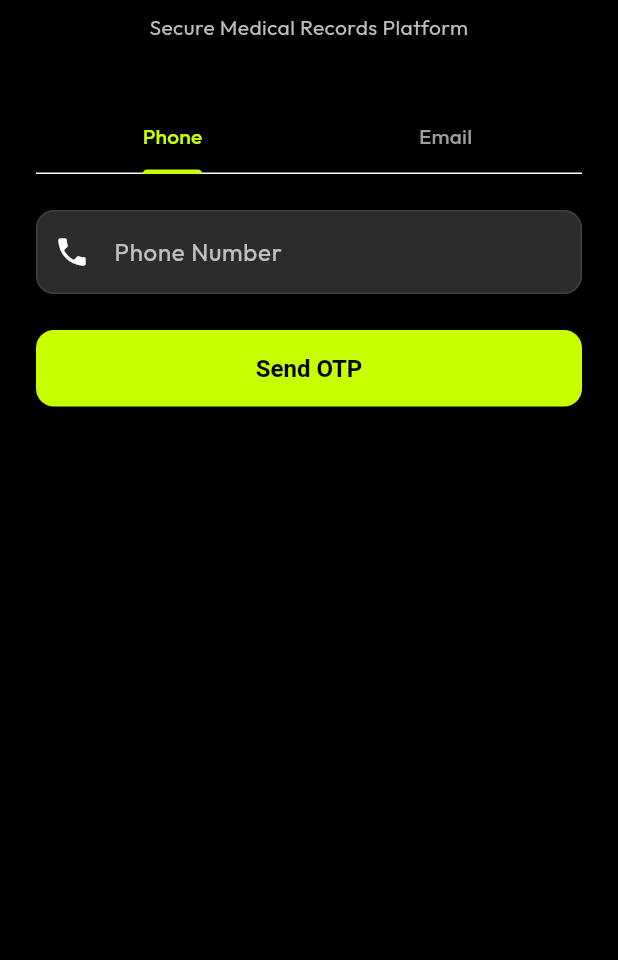
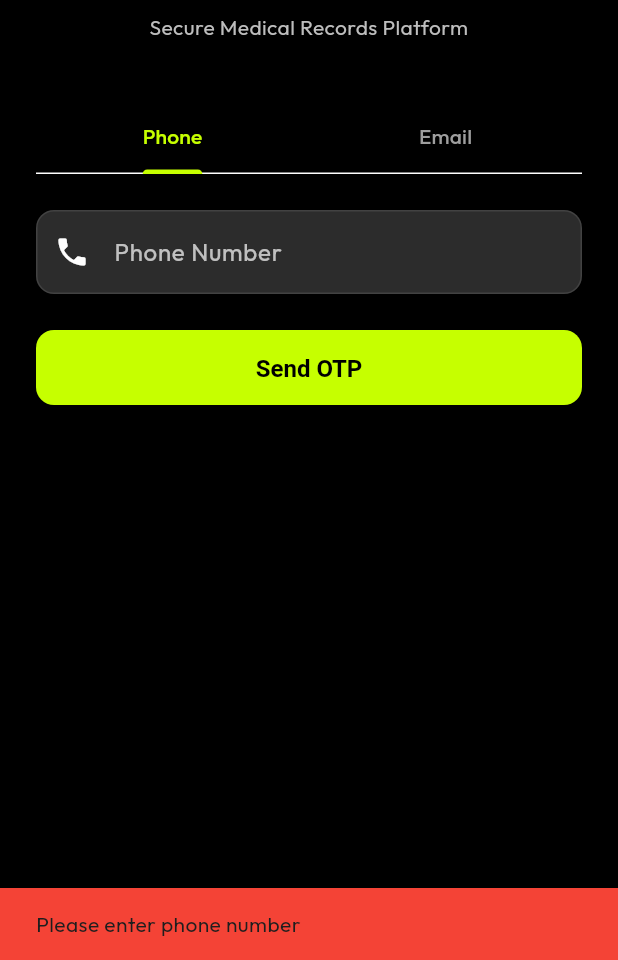
Before and after one commit to Engineerrobin7/ATKANS-MED, a Flutter app: the screen it shows after launch, after a tap on the "logout" icon, after a tap on "Send OTP", on a phone screen of 412 x 824 dp, the part 276-1236 px from its top. Run offline on Flutter 3.47's test engine with Material 3 defaults, Android fonts, the phone set to English and light mode, and no system bars; our stand-ins replace animated_text_kit, cloud_firestore, firebase_auth, firebase_storage, flutter_riverpod, go_router and 3 more; accounts and stored records are empty.

Commit message:
Fix: Phone login now properly navigates to OTP verification screen with random OTP

```diff
--- a/mobile/lib/features/auth/presentation/login_screen.dart
+++ b/mobile/lib/features/auth/presentation/login_screen.dart
@@ -135,25 +135,53 @@ class _LoginScreenState extends ConsumerState<LoginScreen> with SingleTickerProv
           decoration: const InputDecoration(
             labelText: 'Phone Number',
             prefixIcon: Icon(Icons.phone),
-            prefixText: '+91 ', // Default country code logic needed later
+            hintText: '+1 234 567 8900',
           ),
         ),
         const SizedBox(height: 24),
         SizedBox(
           width: double.infinity,
+          height: 50,
           child: ElevatedButton(
             onPressed: isLoading
                 ? null
                 : () {
-                    // Implement Phone Auth Trigger
+                    // Generate random 6-digit OTP
+                    if (_phoneController.text.isNotEmpty) {
+                      final random = DateTime.now().millisecondsSinceEpoch % 1000000;
+                      final otp = random.toString().padLeft(6, '0');
+
+                      context.push(
+                        '/otp-verify',
+                        extra: {
+                          'phoneNumber': _phoneController.text,
+                          'verificationId': 'demo_verification_id',
+                          'generatedOTP': otp,
+                        },
+                      );
+                    } else {
+                      ScaffoldMessenger.of(context).showSnackBar(
+                        const SnackBar(
+                          content: Text('Please enter phone number'),
+                          backgroundColor: Colors.red,
+                        ),
+                      );
+                    }
                   },
+            style: ElevatedButton.styleFrom(
+              backgroundColor: Theme.of(context).primaryColor,
+              foregroundColor: Colors.black,
+            ),
             child: isLoading
                 ? const SizedBox(
                     height: 20,
                     width: 20,
-                    child: CircularProgressIndicator(strokeWidth: 2, color: Colors.white),
+                    child: CircularProgressIndicator(strokeWidth: 2, color: Colors.black),
                   )
-                : const Text('Send OTP'),
+                : const Text(
+                    'Send OTP',
+                    style: TextStyle(fontWeight: FontWeight.bold),
+                  ),
           ),
         ),
       ],
```
